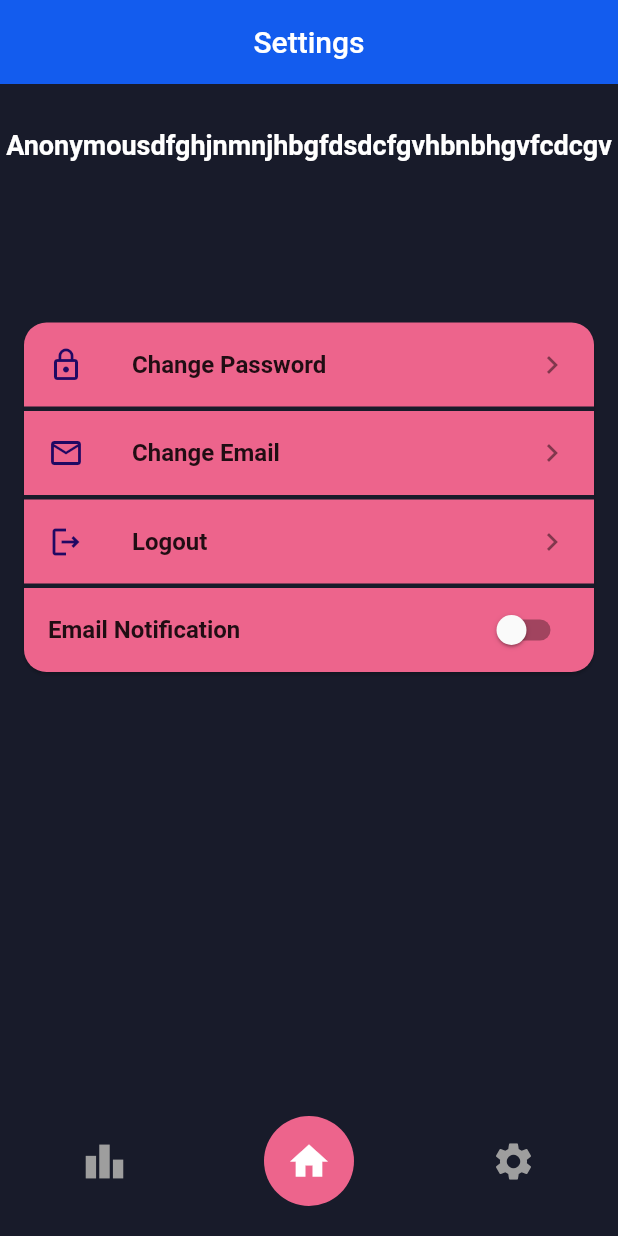
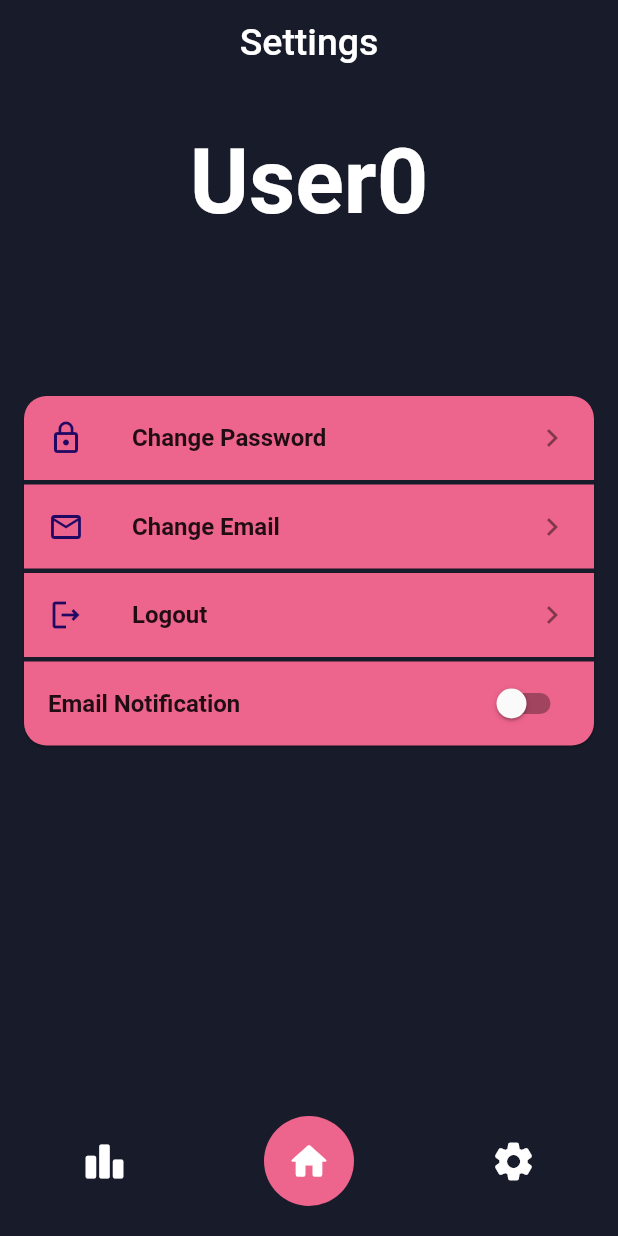
Before and after one commit to AnonymousXsn/sd_app, a Flutter app: the SettingsPage screen opened directly, on a phone screen of 412 x 824 dp. Run offline on Flutter 3.47's test engine with Material 2 defaults, Android fonts, the light colour scheme and no system bars; drawn by our look-alikes of auto_size_text.

Commit message:
New Icons, Modified UI

```diff
--- a/lib/pages/bottomnavigation.dart
+++ b/lib/pages/bottomnavigation.dart
@@ -2,7 +2,6 @@ import 'package:flutter/material.dart';
 import 'package:sd_app/pages/leaderboard.dart';
 import 'package:sd_app/home.dart';
 import 'package:sd_app/pages/settings.dart';
-
 
 class bottomnavigationBar extends StatelessWidget {
   const bottomnavigationBar({Key? key}) : super(key: key);
@@ -25,8 +24,8 @@ class bottomnavigationBar extends StatelessWidget {
                   (Route<dynamic> route) => false,
                 );
               },
-              icon:
-              const Icon(Icons.leaderboard, color: Colors.grey, size: 30)),
+              icon: const Icon(Icons.leaderboard_rounded,
+                  color: Colors.white, size: 30)),
           SizedBox(
             width: width * 0.2,
           ),
@@ -44,13 +43,12 @@ class bottomnavigationBar extends StatelessWidget {
                     (Route<dynamic> route) => false,
                   );
                 },
-                icon: const Icon(Icons.home,
+                icon: const Icon(Icons.home_rounded,
                     color: Colors.white, size: 30)),
           ),
           SizedBox(
             width: width * 0.2,
           ),
-
           IconButton(
               onPressed: () {
                 Navigator.pushAndRemoveUntil(
@@ -59,7 +57,8 @@ class bottomnavigationBar extends StatelessWidget {
                   (Route<dynamic> route) => false,
                 );
               },
-              icon: const Icon(Icons.settings, color: Colors.grey, size: 30)),
+              icon: const Icon(Icons.settings_rounded,
+                  color: Colors.white, size: 30)),
         ],
       ),
     );
--- a/lib/pages/settings.dart
+++ b/lib/pages/settings.dart
@@ -2,29 +2,25 @@ import 'package:flutter/material.dart';
 import 'package:sd_app/pages/bottomnavigation.dart';
 import 'package:auto_size_text/auto_size_text.dart';
 
-
-
 class SettingsPage extends StatefulWidget {
   const SettingsPage({Key? key}) : super(key: key);
-
 
   @override
   State<SettingsPage> createState() => _SettingsPageState();
 }
 
 class _SettingsPageState extends State<SettingsPage> {
-
   @override
-  Widget build(BuildContext context){
+  Widget build(BuildContext context) {
     var width = MediaQuery.of(context).size.width;
-    var height  = MediaQuery.of(context).size.height;
+    var height = MediaQuery.of(context).size.height;
     bool EmailNotification = false;
 
     return Scaffold(
       backgroundColor: const Color(0xFF181B2A), //0xFF181B2A
       appBar: AppBar(
-        title: const Text("Settings"),
-        backgroundColor: const Color(0xFF135CEE),
+        title: const Text("Settings", style: TextStyle(fontSize: 25)),
+        backgroundColor: const Color(0xFF181B2A),
         centerTitle: true,
         elevation: 0,
       ),
@@ -36,33 +32,32 @@ class _SettingsPageState extends State<SettingsPage> {
               height: 30,
             ),
             const Center(
-              child: AutoSizeText("Anonymousdfghjnmnjhbgfdsdcfgvhbnbhgvfcdcgv", style: TextStyle(fontSize: 60, color: Color(0xFFFFFFFF), fontWeight: FontWeight.bold),maxLines: 1),
+              child: AutoSizeText("User0",
+                  style: TextStyle(
+                      fontSize: 60,
+                      color: Color(0xFFFFFFFF),
+                      fontWeight: FontWeight.bold),
+                  maxLines: 1),
             ),
             const SizedBox(
               height: 100,
             ),
             Card(
                 margin: const EdgeInsets.fromLTRB(16, 8, 16, 8),
-              shape: RoundedRectangleBorder(borderRadius: BorderRadius.circular((15))),
+                shape: RoundedRectangleBorder(
+                    borderRadius: BorderRadius.circular((15))),
                 color: Color(0xFFED648C),
                 child: Column(
                   children: <Widget>[
                     ListTile(
-                    title: const Text("Change Password", style: TextStyle(fontWeight: FontWeight.bold),),
-                    leading: const Icon(Icons.lock_outline, color: Color(0xFF200863),),
-                    trailing: const Icon(Icons.keyboard_arrow_right),
-                    onTap: () => {},
+                      title: const Text(
+                        "Change Password",
+                        style: TextStyle(fontWeight: FontWeight.bold),
                       ),
-
-                  Container(
-                    width: double.infinity,
-                    height: 3,
-                    color: Color(0xFF181B2A),
+                      leading: const Icon(
+                        Icons.lock_outline,
+                        color: Color(0xFF200863),
                       ),
-
-                  ListTile(
-                    title: const Text("Change Email", style: TextStyle(fontWeight: FontWeight.bold)),
-                    leading: const Icon(Icons.mail_outline, color: Color(0xFF200863),),
                       trailing: const Icon(Icons.keyboard_arrow_right),
                       onTap: () => {},
                     ),
@@ -72,11 +67,29 @@ class _SettingsPageState extends State<SettingsPage> {
                       color: Color(0xFF181B2A),
                     ),
                     ListTile(
-                    title: const Text("Logout", style: TextStyle(fontWeight: FontWeight.bold)),
-                    leading: const Icon(Icons.logout_outlined, color: Color(0xFF200863),),
+                      title: const Text("Change Email",
+                          style: TextStyle(fontWeight: FontWeight.bold)),
+                      leading: const Icon(
+                        Icons.mail_outline,
+                        color: Color(0xFF200863),
+                      ),
                       trailing: const Icon(Icons.keyboard_arrow_right),
                       onTap: () => {},
-
+                    ),
+                    Container(
+                      width: double.infinity,
+                      height: 3,
+                      color: Color(0xFF181B2A),
+                    ),
+                    ListTile(
+                      title: const Text("Logout",
+                          style: TextStyle(fontWeight: FontWeight.bold)),
+                      leading: const Icon(
+                        Icons.logout_outlined,
+                        color: Color(0xFF200863),
+                      ),
+                      trailing: const Icon(Icons.keyboard_arrow_right),
+                      onTap: () => {},
                     ),
                     Container(
                       width: double.infinity,
@@ -84,26 +97,20 @@ class _SettingsPageState extends State<SettingsPage> {
                       color: Color(0xFF181B2A),
                     ),
                     SwitchListTile(
-                    title: const Text("Email Notification", style: TextStyle(fontWeight: FontWeight.bold)),
+                      title: const Text("Email Notification",
+                          style: TextStyle(fontWeight: FontWeight.bold)),
                       value: EmailNotification,
                       onChanged: (bool val) => {
                         setState(() => EmailNotification = val),
                       },
                       activeColor: const Color(0xFF181B2A),
-
-
                     ),
                   ],
-              )
-            )
+                ))
           ],
         ),
       ),
       bottomNavigationBar: bottomnavigationBar(),
     );
-
-
-
   }
-
 }
```
Also changed, not shown: lib/home.dart (+8 -12 lines), lib/models/datacard.dart (+8 -10 lines), lib/pages/cards.dart (+35 -32 lines), lib/pages/leaderboard.dart (+37 -31 lines), 32 other files. Lines whose indentation alone changed are shown as unchanged.
